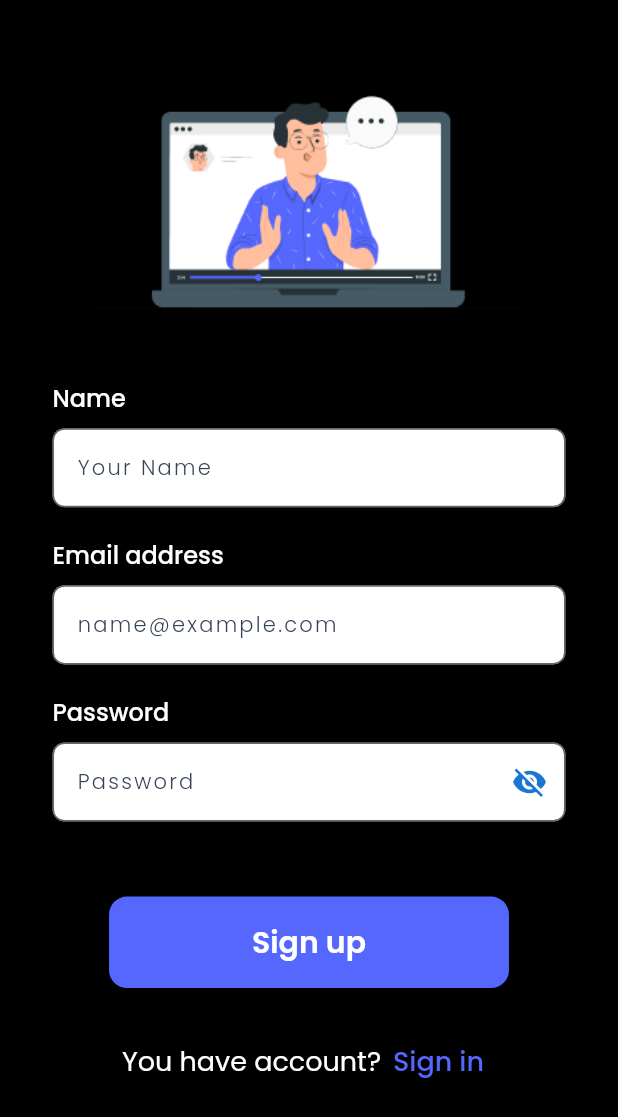
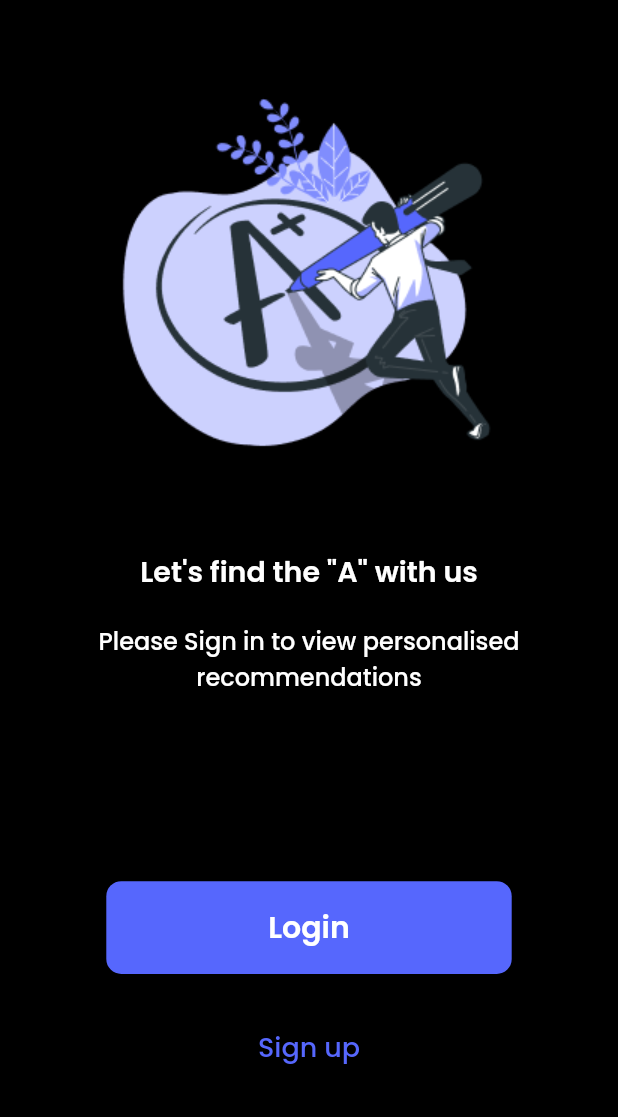
Before and after one commit to Sparsh-R17/EduApp, a Flutter app: the screen it shows after launch, on a phone screen of 412 x 824 dp. Shown: the top 1117 px of the screen. Run offline on Flutter 3.47's test engine with Material 2 defaults, Android fonts, the light colour scheme and no system bars.

Commit message:
"Intro Page added"

```diff
--- a/lib/main.dart
+++ b/lib/main.dart
@@ -3,6 +3,7 @@ import 'package:flutter/services.dart';
 
 import './screens/signup.dart';
 import './screens/signin.dart';
+import './screens/intro.dart';
 
 void main() {
   WidgetsFlutterBinding.ensureInitialized();
@@ -86,7 +87,11 @@ class MyApp extends StatelessWidget {
           ),
         ),
       ),
-      home: const SignUp(),
+      routes: {
+        '/signin': (context) => const SignIn(),
+        '/signup': (context) => const SignUp(),
+      },
+      home: const Intro(),
     );
   }
 }
--- /dev/null
+++ b/lib/screens/intro.dart
@@ -0,0 +1,93 @@
+import 'package:flutter/material.dart';
+
+class Intro extends StatelessWidget {
+  const Intro({super.key});
+
+  @override
+  Widget build(BuildContext context) {
+    final pageHeight = MediaQuery.of(context).size.height;
+    final pageWidth = MediaQuery.of(context).size.width;
+    return Scaffold(
+      body: SafeArea(
+          child: Column(
+        children: [
+          Image.asset(
+            'assets/Images/intro_page.png',
+            width: pageWidth * 0.5 * 1.6,
+            height: pageHeight * 0.4 * 1.1,
+          ),
+          Container(
+            padding: EdgeInsets.symmetric(
+              vertical: pageHeight * 0.005,
+              horizontal: pageWidth * 0.09,
+            ),
+            child: const Center(
+              child: Text(
+                "Let's find the \"A\" with us",
+                style: TextStyle(
+                  fontFamily: 'Poppins',
+                  fontWeight: FontWeight.w600,
+                  color: Colors.white,
+                  fontSize: 19,
+                ),
+              ),
+            ),
+          ),
+          Container(
+            padding: EdgeInsets.only(
+              top: pageHeight * 0.02,
+              right: pageWidth * 0.09,
+              left: pageWidth * 0.09,
+              bottom: pageHeight * 0.09,
+            ),
+            child: Text(
+              "Please Sign in to view personalised recommendations",
+              style: Theme.of(context).textTheme.labelMedium,
+              textAlign: TextAlign.center,
+            ),
+          ),
+          Padding(
+            padding: EdgeInsets.fromLTRB(pageWidth * 0.172, pageHeight * 0.0607,
+                pageWidth * 0.172, pageHeight * 0.03),
+            child: SizedBox(
+              height: pageHeight * 0.075,
+              width: pageWidth * 1.15,
+              child: ElevatedButton(
+                onPressed: () {
+                  // print("Sign in pressed");
+                  Navigator.pushNamed(context, '/signin');
+                },
+                style: ElevatedButton.styleFrom(
+                    shape: RoundedRectangleBorder(
+                  borderRadius: BorderRadius.circular(10),
+                )),
+                child: const Text(
+                  'Login',
+                  style: TextStyle(
+                    fontFamily: 'Poppins',
+                    fontWeight: FontWeight.w600,
+                    color: Colors.white,
+                    fontSize: 20,
+                  ),
+                ),
+              ),
+            ),
+          ),
+          TextButton(
+            child: const Text(
+              'Sign up',
+              style: TextStyle(
+                fontFamily: 'Poppins',
+                fontSize: 18,
+              ),
+            ),
+            onPressed: () {
+              // print("Sign Up pressed");
+              Navigator.pushNamed(context, '/signup');
+            },
+          )
+        ],
+      )),
+    );
+  }
+}
--- a/lib/screens/signin.dart
+++ b/lib/screens/signin.dart
@@ -177,6 +177,7 @@ class _SignInState extends State<SignIn> {
                   ),
                   onPressed: () {
                     //signup screen
+                    Navigator.pushNamed(context, '/signup');
                   },
                 )
               ],
--- a/lib/screens/signup.dart
+++ b/lib/screens/signup.dart
@@ -213,6 +213,7 @@ class _SignUpState extends State<SignUp> {
                 ),
                 onPressed: () {
                   //signup screen
+                  Navigator.pushNamed(context, '/signin');
                 },
               )
             ],
```
Also changed, not shown: pubspec.lock.
